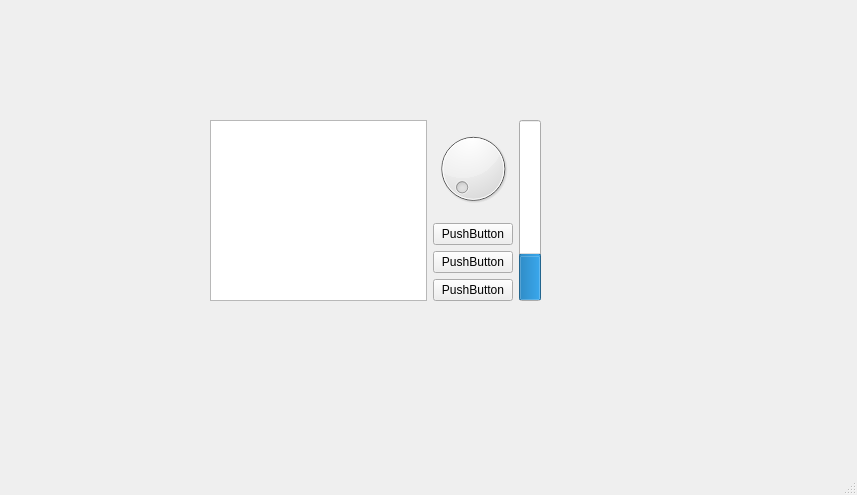
Qt form mainwindow.ui (Paulpoomrit/ThisIsFine) before a commit.
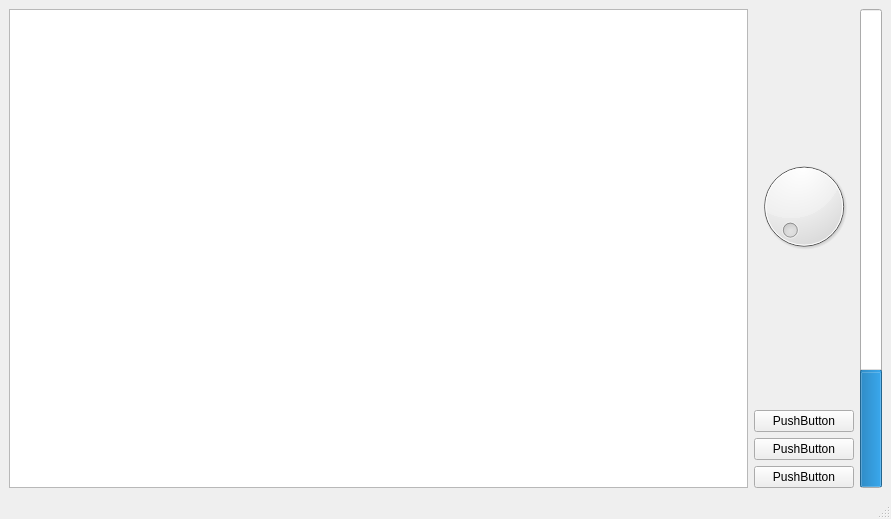
The same form after that commit.

The edit to the form file:
```diff
--- a/mainwindow.ui
+++ b/mainwindow.ui
@@ -6,23 +6,16 @@
    <rect>
     <x>0</x>
     <y>0</y>
-    <width>857</width>
-    <height>495</height>
+    <width>891</width>
+    <height>519</height>
    </rect>
   </property>
   <property name="windowTitle">
    <string>MainWindow</string>
   </property>
   <widget class="QWidget" name="centralwidget">
-   <widget class="QWidget" name="horizontalLayoutWidget">
-    <property name="geometry">
-     <rect>
-      <x>210</x>
-      <y>120</y>
-      <width>331</width>
-      <height>181</height>
-     </rect>
-    </property>
+   <layout class="QHBoxLayout" name="horizontalLayout_2">
+    <item>
     <layout class="QHBoxLayout" name="horizontalLayout">
      <item>
       <widget class="QGraphicsView" name="graphicsView"/>
@@ -69,7 +62,8 @@
       </widget>
      </item>
     </layout>
-   </widget>
+    </item>
+   </layout>
   </widget>
   <widget class="QMenuBar" name="menubar">
    <property name="geometry">
```
Left out of the diff: 2 changed lines with no effect on the pictures. Lines whose indentation alone changed are shown as unchanged.
